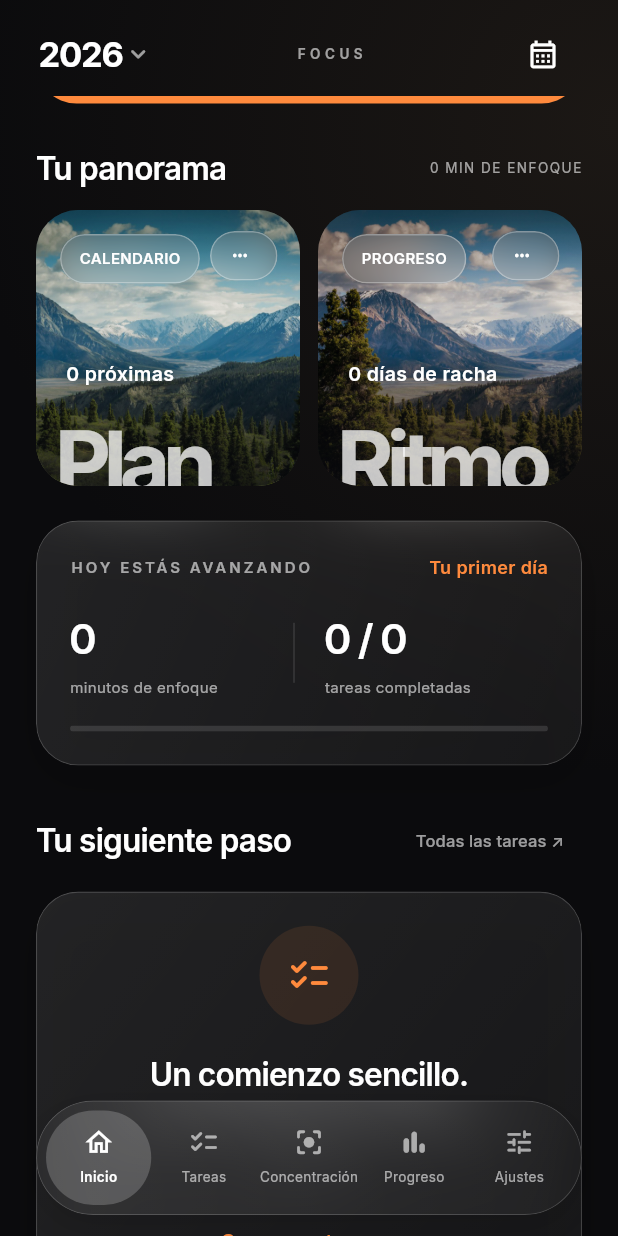
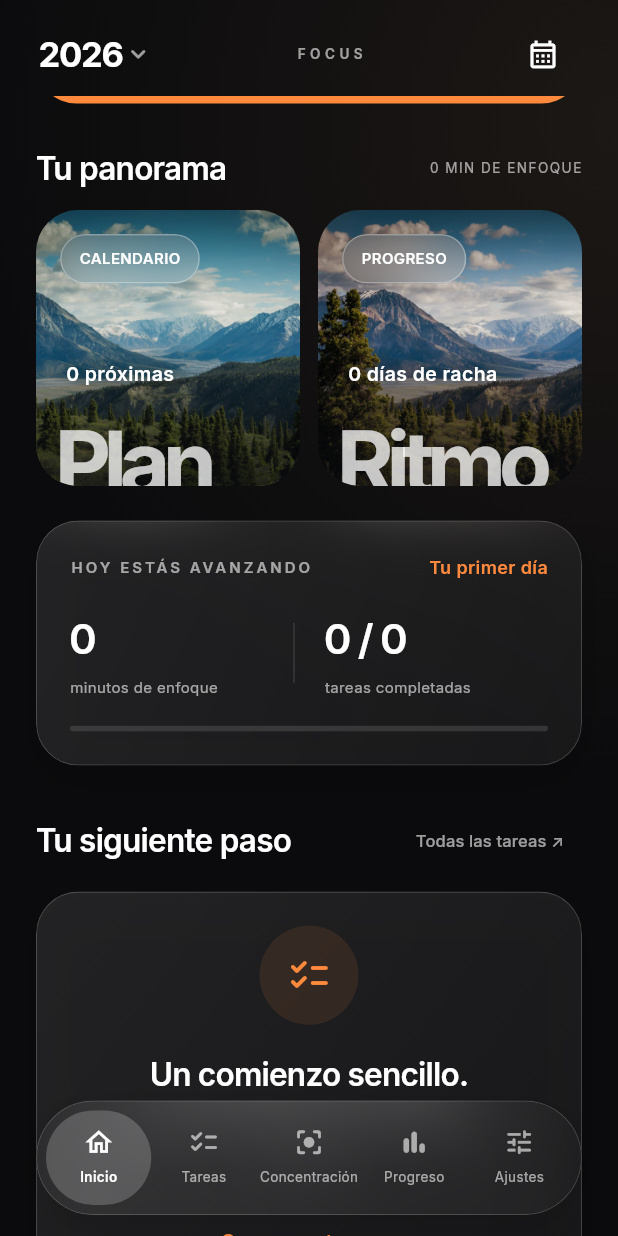
Before and after one commit to aldo200908-lgtm/FOCUS-App, a Flutter app: the screen it shows after launch, scrolled down 576 dp, on a phone screen of 412 x 824 dp. Run offline on Flutter 3.47's test engine with Material 3 defaults, Android fonts, the phone set to English and light mode, and no system bars; our stand-ins replace shared_preferences.

Commit message:
fix: avoid chip collisions on compact cinematic cards

```diff
--- a/lib/ui/cinematic.dart
+++ b/lib/ui/cinematic.dart
@@ -70,6 +70,7 @@ class CinematicCard extends StatelessWidget {
             top: 16,
             child: FrostedChip(label: label),
           ),
+          if (height > 200 || action != null)
             Positioned(
               right: 15,
               top: 14,
```
Lines whose indentation alone changed are shown as unchanged.
